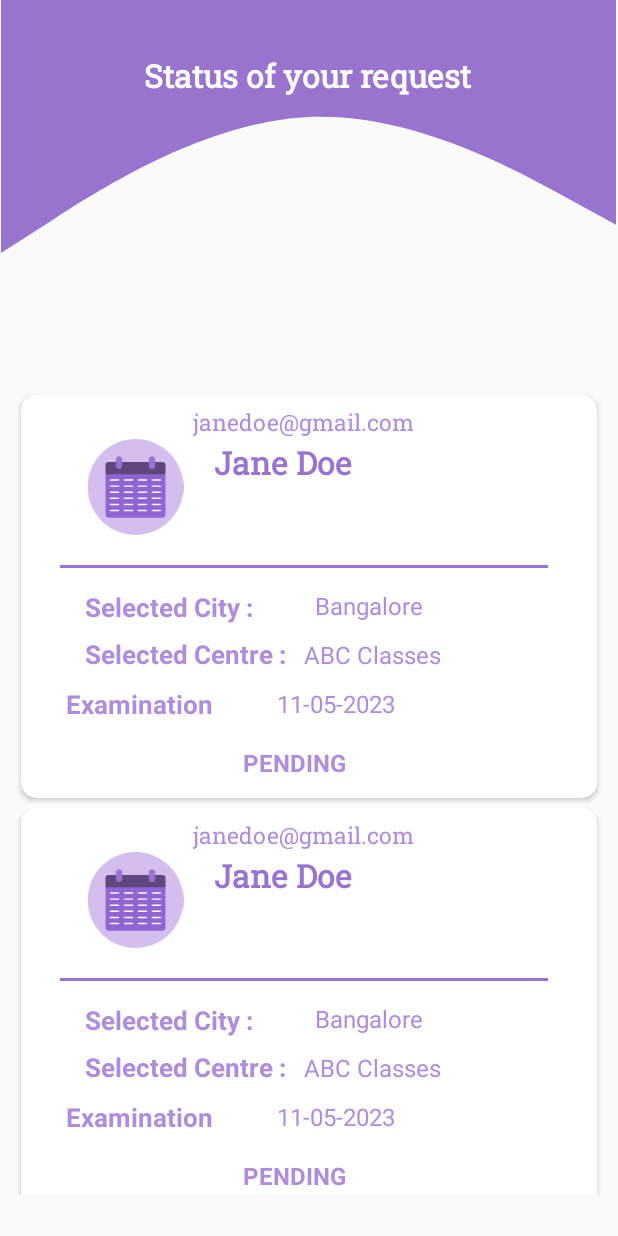
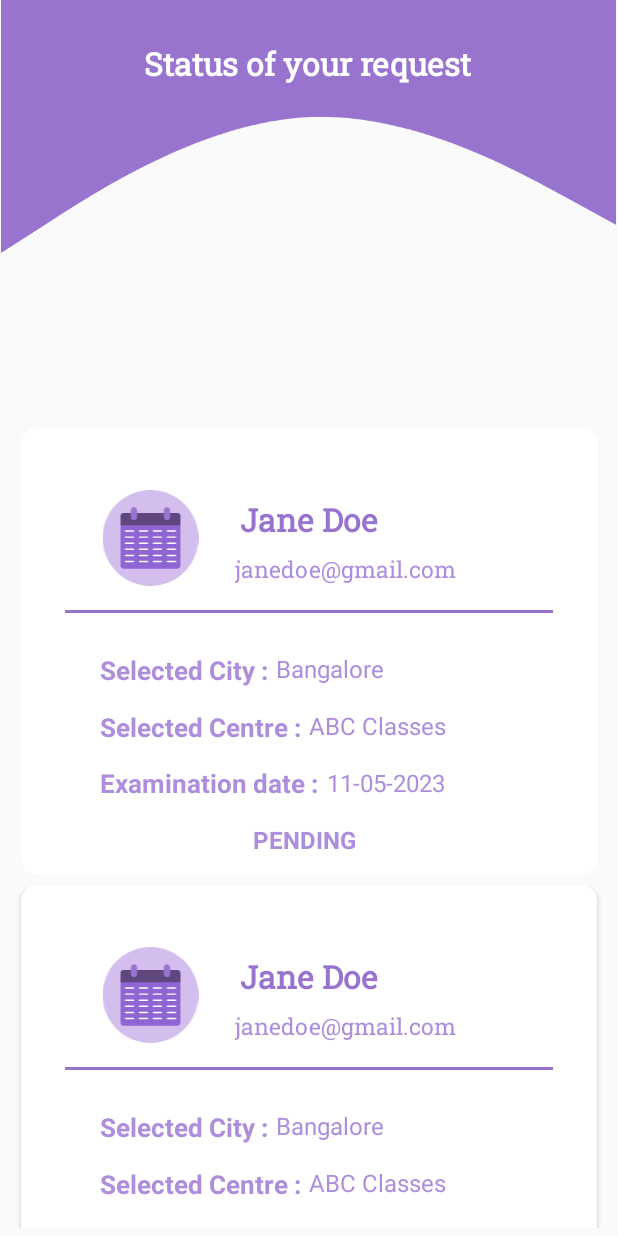
Before and after one commit to harsh12121212/ExamSchedulerApp, an Android app: the layout fragment_student_status.xml on its own in the app's theme, with its tools: preview values and no code run, on a phone screen of 412 x 824 dp. Run offline under Robolectric (Android 15) with nearby library versions, the phone set to English and light mode, and no system bars; Roboto replaces fonts that are not available here.

```diff
--- a/app/src/main/java/com/app/examschedulerapp/StudentStatusFragment.kt
+++ b/app/src/main/java/com/app/examschedulerapp/StudentStatusFragment.kt
@@ -8,6 +8,7 @@
 import androidx.fragment.app.Fragment
 import androidx.navigation.fragment.findNavController
 import androidx.recyclerview.widget.LinearLayoutManager
+import com.app.examschedulerapp.adapters.StudentStatusAdapter
 import com.app.examschedulerapp.data.*
 import com.app.examschedulerapp.databinding.FragmentStudentStatusBinding
 import com.google.android.material.snackbar.Snackbar
@@ -28,7 +29,7 @@
         savedInstanceState: Bundle?
     ): View? {
         binding = FragmentStudentStatusBinding.inflate(inflater, container, false)
-
+        setHasOptionsMenu(true)
         displaydata()
 
         return binding.root
@@ -51,7 +52,6 @@
                         userAdapter = StudentStatusAdapter(this@StudentStatusFragment, list)
                         binding.rvData.layoutManager = LinearLayoutManager(activity)
                         binding.rvData.adapter = userAdapter
-                        showSnackBar("data loaded")
                     }
                 } else{
                     showSnackBar("Data is not found")
@@ -96,7 +96,7 @@
         return true
     }
 //action bar menu code ends here
-    private fun showSnackBar(response: String) {
+   fun showSnackBar(response: String) {
     val snackbar = Snackbar.make(binding.root, response, Snackbar.LENGTH_LONG)
     snackbar.show()
     }
--- a/app/src/main/java/com/app/examschedulerapp/data/StudentStatusAdapter.kt
+++ b/app/src/main/java/com/app/examschedulerapp/adapters/StudentStatusAdapter.kt
@@ -1,9 +1,10 @@
-package com.app.examschedulerapp.data
+package com.app.examschedulerapp.adapters
 
 import android.view.LayoutInflater
 import android.view.ViewGroup
 import androidx.recyclerview.widget.RecyclerView
 import com.app.examschedulerapp.StudentStatusFragment
+import com.app.examschedulerapp.data.examdata
 import com.app.examschedulerapp.databinding.StudentcardviewBinding
 
 class StudentStatusAdapter (
@@ -13,7 +14,7 @@
     inner class UserViewHolder(val adapterBinding : StudentcardviewBinding)
             : RecyclerView.ViewHolder(adapterBinding.root){}
 
-    override fun onCreateViewHolder(parent: ViewGroup, viewType: Int): StudentStatusAdapter.UserViewHolder {
+    override fun onCreateViewHolder(parent: ViewGroup, viewType: Int): UserViewHolder {
         val  binding = StudentcardviewBinding.inflate(LayoutInflater.from(parent.context),parent,false)
 
         return UserViewHolder(binding)
@@ -25,6 +26,7 @@
         holder.adapterBinding.dtStudCentre.text=list[position].sf_centre
         holder.adapterBinding.dtStudDate.text=list[position].sf_examdate
         holder.adapterBinding.tvStudemail.text=list[position].studentEmailId
+        holder.adapterBinding.tvStudStatus.text=list[position].status
     }
 
     override fun getItemCount(): Int {
--- a/app/src/main/java/com/app/examschedulerapp/data/examdata.kt
+++ b/app/src/main/java/com/app/examschedulerapp/data/examdata.kt
@@ -5,7 +5,7 @@
     var sf_centre: String? = null,
     var sf_slot: String? = null,
     var sf_examdate: String? = null,
-    var status: String = "NA",  // NA = not approved A = Approved,
+    var status: String = "Submitted",  // NA = not approved A = Approved,
     var studentName: String = "",
     var studentEmailId: String = "",
     var studentId: String = "",
--- a/app/src/main/res/layout/fragment_student_status.xml
+++ b/app/src/main/res/layout/fragment_student_status.xml
@@ -27,27 +27,25 @@
         android:textColor="@color/white"
         android:textSize="21sp"
         android:textStyle="bold"
-        app:layout_constraintBottom_toTopOf="@+id/rv_data"
         app:layout_constraintEnd_toEndOf="parent"
         app:layout_constraintHorizontal_bias="0.496"
         app:layout_constraintStart_toStartOf="parent"
-        app:layout_constraintTop_toTopOf="@+id/stud_register"
-        app:layout_constraintVertical_bias="0.041" />
+        app:layout_constraintTop_toTopOf="@+id/stud_register" />
 
     <androidx.recyclerview.widget.RecyclerView
         android:id="@+id/rv_data"
         android:layout_width="match_parent"
         android:layout_height="547dp"
         android:layout_marginStart="5dp"
+        android:layout_marginTop="52dp"
         android:layout_marginEnd="5sp"
-        android:layout_marginBottom="5dp"
         android:padding="5sp"
         app:layout_constraintBottom_toBottomOf="parent"
         app:layout_constraintEnd_toEndOf="parent"
-        app:layout_constraintHorizontal_bias="0.485"
+        app:layout_constraintHorizontal_bias="0.0"
         app:layout_constraintStart_toStartOf="parent"
-        app:layout_constraintTop_toTopOf="parent"
-        app:layout_constraintVertical_bias="0.938"
+        app:layout_constraintTop_toBottomOf="@+id/tv_stud_hl"
+        app:layout_constraintVertical_bias="1.0"
         tools:listitem="@layout/studentcardview" />
 
     <ProgressBar
--- a/app/src/main/res/layout/studentcardview.xml
+++ b/app/src/main/res/layout/studentcardview.xml
@@ -18,96 +18,97 @@
             android:id="@+id/imageView2"
             android:layout_width="78dp"
             android:layout_height="64dp"
-            android:layout_marginStart="32dp"
-            android:layout_marginTop="24dp"
+            android:layout_marginStart="42dp"
+            android:layout_marginTop="39dp"
+            android:layout_marginBottom="20dp"
+            app:layout_constraintBottom_toTopOf="@+id/view"
             app:layout_constraintStart_toStartOf="parent"
             app:layout_constraintTop_toTopOf="parent"
             app:srcCompat="@drawable/cv_icon" />
+
 
         <TextView
             android:id="@+id/tv_studname"
             android:layout_width="wrap_content"
             android:layout_height="wrap_content"
-            android:layout_marginStart="8dp"
-            android:layout_marginTop="20dp"
+            android:layout_marginStart="15dp"
+            android:layout_marginTop="36dp"
+            android:layout_marginEnd="164dp"
             android:fontFamily="@font/roboto_slab"
             android:padding="5sp"
             android:text="Jane Doe"
             android:textColor="@color/purple_200"
             android:textSize="21sp"
             android:textStyle="bold"
+            app:layout_constraintEnd_toEndOf="parent"
+            app:layout_constraintHorizontal_bias="0.0"
             app:layout_constraintStart_toEndOf="@+id/imageView2"
             app:layout_constraintTop_toTopOf="parent" />
 
-
         <TextView
             android:id="@+id/tv_studemail"
-            android:layout_width="220dp"
-            android:layout_height="26dp"
-            android:layout_marginStart="11dp"
-            android:layout_marginEnd="60dp"
+            android:layout_width="wrap_content"
+            android:layout_height="wrap_content"
+            android:layout_marginStart="135dp"
             android:fontFamily="@font/roboto_slab"
             android:padding="2sp"
             android:text="janedoe@gmail.com"
             android:textColor="#AD8DDC"
             android:textSize="15sp"
-            app:layout_constraintEnd_toEndOf="parent"
-            app:layout_constraintStart_toEndOf="@+id/imageView2"
-            tools:ignore="MissingConstraints"
-            tools:layout_editor_absoluteY="63dp" />
+            app:layout_constraintBottom_toTopOf="@+id/view"
+            app:layout_constraintStart_toStartOf="parent"
+            app:layout_constraintTop_toBottomOf="@+id/tv_studname"
+            app:layout_constraintVertical_bias="0.055"
+            tools:ignore="MissingConstraints" />
 
         <View
             android:id="@+id/view"
             android:layout_width="325dp"
             android:layout_height="2dp"
-            android:layout_marginTop="20dp"
+            android:layout_marginTop="116dp"
             android:background="@color/purple_700"
             app:layout_constraintEnd_toEndOf="parent"
-            app:layout_constraintHorizontal_bias="0.43"
             app:layout_constraintStart_toStartOf="parent"
-            app:layout_constraintTop_toBottomOf="@+id/imageView2" />
+            app:layout_constraintTop_toTopOf="parent" />
 
         <TextView
             android:id="@+id/title_centre"
-            android:layout_width="146dp"
-            android:layout_height="27dp"
-            android:layout_marginStart="35dp"
-            android:layout_marginTop="4dp"
-            android:layout_marginEnd="5dp"
+            android:layout_width="wrap_content"
+            android:layout_height="wrap_content"
+            android:layout_marginStart="45dp"
+            android:layout_marginTop="10dp"
             android:padding="2sp"
             android:text="Selected Centre :"
             android:textColor="#AD8DDC"
             android:textSize="17sp"
             android:textStyle="bold"
-            app:layout_constraintEnd_toStartOf="@+id/dt_stud_centre"
-            app:layout_constraintHorizontal_bias="0.0"
             app:layout_constraintStart_toStartOf="parent"
             app:layout_constraintTop_toBottomOf="@+id/title_city"
             tools:fontFamily="@font/roboto_slab" />
 
         <TextView
             android:id="@+id/dt_stud_city"
-            android:layout_width="146dp"
-            android:layout_height="27dp"
-            android:layout_marginStart="7dp"
-            android:layout_marginTop="12dp"
-            android:layout_marginEnd="40dp"
+            android:layout_width="wrap_content"
+            android:layout_height="wrap_content"
+            android:layout_marginStart="1dp"
+            android:layout_marginTop="24dp"
+            android:layout_marginEnd="91dp"
             android:padding="2sp"
             android:text="Bangalore"
             android:textColor="#AD8DDC"
             android:textSize="16sp"
             app:layout_constraintEnd_toEndOf="parent"
-            app:layout_constraintHorizontal_bias="0.066"
-            app:layout_constraintStart_toEndOf="@+id/title_centre"
+            app:layout_constraintHorizontal_bias="0.0"
+            app:layout_constraintStart_toEndOf="@+id/title_city"
             app:layout_constraintTop_toBottomOf="@+id/view"
             tools:fontFamily="@font/roboto_slab" />
 
         <TextView
             android:id="@+id/title_city"
-            android:layout_width="146dp"
-            android:layout_height="27dp"
-            android:layout_marginStart="35dp"
-            android:layout_marginTop="12dp"
+            android:layout_width="wrap_content"
+            android:layout_height="wrap_content"
+            android:layout_marginStart="45dp"
+            android:layout_marginTop="24dp"
             android:padding="2sp"
             android:text="Selected City :"
             android:textColor="#AD8DDC"
@@ -119,49 +120,52 @@
 
         <TextView
             android:id="@+id/dt_stud_centre"
-            android:layout_width="146dp"
-            android:layout_height="27dp"
-            android:layout_marginStart="7dp"
-            android:layout_marginTop="5dp"
-            android:layout_marginEnd="56dp"
+            android:layout_width="wrap_content"
+            android:layout_height="wrap_content"
+            android:layout_marginStart="1dp"
+            android:layout_marginTop="12dp"
+            android:layout_marginEnd="70dp"
             android:padding="2sp"
             android:text="ABC Classes"
             android:textColor="#AD8DDC"
             android:textSize="16sp"
             app:layout_constraintEnd_toEndOf="parent"
-            app:layout_constraintHorizontal_bias="0.437"
-            app:layout_constraintStart_toEndOf="@+id/title_city"
+            app:layout_constraintHorizontal_bias="0.0"
+            app:layout_constraintStart_toEndOf="@+id/title_centre"
             app:layout_constraintTop_toBottomOf="@+id/dt_stud_city"
             tools:fontFamily="@font/roboto_slab" />
 
         <TextView
             android:id="@+id/title_date"
-            android:layout_width="146dp"
-            android:layout_height="27dp"
-            android:layout_marginStart="35dp"
-            android:layout_marginTop="6dp"
-            android:layout_marginEnd="7dp"
+            android:layout_width="wrap_content"
+            android:layout_height="wrap_content"
+            android:layout_marginStart="45dp"
+            android:layout_marginTop="10dp"
+            android:layout_marginBottom="11dp"
             android:padding="2sp"
             android:text="Examination date :"
             android:textColor="#AD8DDC"
             android:textSize="17sp"
             android:textStyle="bold"
-            app:layout_constraintEnd_toStartOf="@+id/dt_stud_date"
+            app:layout_constraintBottom_toTopOf="@+id/tv_stud_status"
             app:layout_constraintStart_toStartOf="parent"
             app:layout_constraintTop_toBottomOf="@+id/title_centre"
             tools:fontFamily="@font/roboto_slab" />
 
         <TextView
             android:id="@+id/dt_stud_date"
-            android:layout_width="146dp"
-            android:layout_height="27dp"
-            android:layout_marginTop="5dp"
-            android:layout_marginEnd="64dp"
+            android:layout_width="wrap_content"
+            android:layout_height="wrap_content"
+            android:layout_marginStart="2dp"
+            android:layout_marginTop="12dp"
+            android:layout_marginEnd="52dp"
             android:padding="2sp"
             android:text="11-05-2023"
             android:textColor="#AD8DDC"
             android:textSize="16sp"
             app:layout_constraintEnd_toEndOf="parent"
+            app:layout_constraintHorizontal_bias="0.0"
+            app:layout_constraintStart_toEndOf="@+id/title_date"
             app:layout_constraintTop_toBottomOf="@+id/dt_stud_centre"
             tools:fontFamily="@font/roboto_slab" />
 
@@ -195,9 +199,10 @@
             android:textStyle="bold"
             app:layout_constraintBottom_toBottomOf="parent"
             app:layout_constraintEnd_toEndOf="parent"
-            app:layout_constraintHorizontal_bias="0.44"
+            app:layout_constraintHorizontal_bias="0.594"
             app:layout_constraintStart_toStartOf="parent"
             app:layout_constraintTop_toBottomOf="@+id/dt_stud_date"
+            app:layout_constraintVertical_bias="0.0"
             tools:fontFamily="@font/roboto_slab" />
 
 
```
Also changed, not shown: app/src/main/java/com/app/examschedulerapp/AdminDashboardFragment.kt (+20 -11 lines), app/src/main/java/com/app/examschedulerapp/StudentExamSeatBookingFragment.kt (+57 -21 lines), app/src/main/java/com/app/examschedulerapp/adapters/UserAdapter.kt (added, +144 -0 lines), app/src/main/java/com/app/examschedulerapp/data/UserAdapter.kt (deleted, +0 -34 lines), app/src/main/res/layout/admin_dashboard.xml (+5 -8 lines), app/src/main/res/layout/admincardview.xml (+57 -47 lines).
